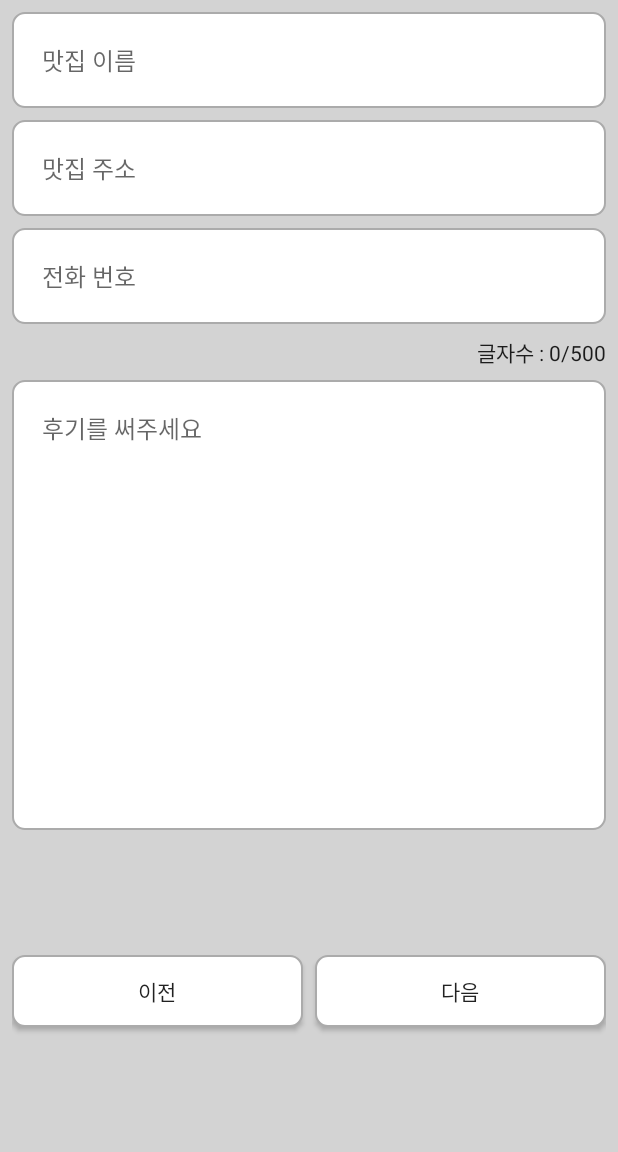
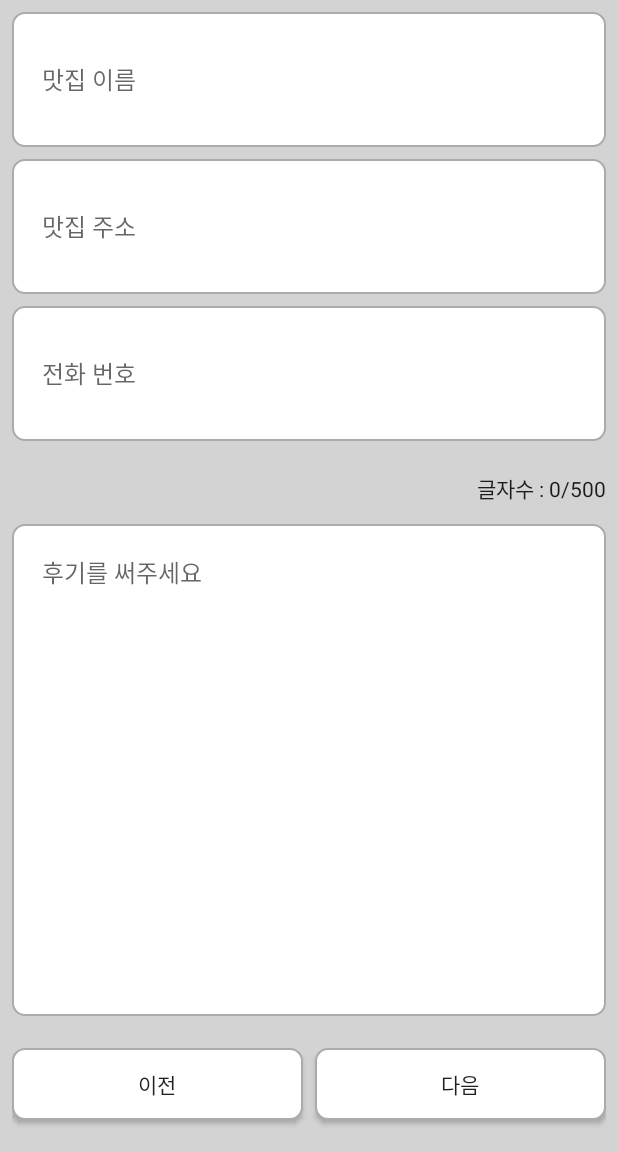
Before and after one commit to lunar999/boostcamp_3rdWeek, an Android app: the screen it shows after launch (MainActivity), on a phone screen of 412 x 824 dp, the part 84-1236 px from its top. Run offline under Robolectric (Android 15) with nearby library versions, the phone set to English and light mode, and no system bars; libraries missing offline, so code that uses them is left out: com.nispok.snackbar, io.realm; 3 statements that could not run were skipped.

Commit message:
Fix Bugs
- '이전', '다음' 버튼이 보이지 않는 문제 수정
- 권한 설정을 완료 했음에도 관한요청 메세지가 표시되는 문제 해결

```diff
--- a/RegistGoodPlace/app/build.gradle
+++ b/RegistGoodPlace/app/build.gradle
@@ -33,6 +33,8 @@ dependencies {
     compile 'com.android.support:support-v4:25.3.1'
     testCompile 'junit:junit:4.12'
 
+    compile 'com.nispok:snackbar:2.11.+'
+
 }
 
 apply plugin: 'realm-android'
--- a/RegistGoodPlace/app/src/main/java/com/study/tedkim/registgoodplace/MapFragment.java
+++ b/RegistGoodPlace/app/src/main/java/com/study/tedkim/registgoodplace/MapFragment.java
@@ -166,8 +166,7 @@ public class MapFragment extends Fragment implements OnMapReadyCallback,
         uiSettings.setMapToolbarEnabled(true);  // googleMap ToolBar 활성화
 
         // 3. MyLocation 버튼 활성화를 위한 self permission 체크
-        if (ActivityCompat.checkSelfPermission(getContext(), Manifest.permission.ACCESS_FINE_LOCATION) == PackageManager.PERMISSION_GRANTED &&
-                ActivityCompat.checkSelfPermission(getContext(), Manifest.permission.ACCESS_COARSE_LOCATION) == PackageManager.PERMISSION_GRANTED) {
+        if (ActivityCompat.checkSelfPermission(getContext(), Manifest.permission.ACCESS_FINE_LOCATION) == PackageManager.PERMISSION_GRANTED) {
 
             // permission 이 허용 상태이면 MyLocation 버튼을 활성화 한다
             mGoogleMap.setMyLocationEnabled(true);
--- a/RegistGoodPlace/app/src/main/res/layout/fragment_register.xml
+++ b/RegistGoodPlace/app/src/main/res/layout/fragment_register.xml
@@ -1,4 +1,4 @@
-<RelativeLayout xmlns:android="http://schemas.android.com/apk/res/android"
+<LinearLayout xmlns:android="http://schemas.android.com/apk/res/android"
     xmlns:tools="http://schemas.android.com/tools"
     android:layout_width="match_parent"
     android:layout_height="match_parent"
@@ -20,6 +20,7 @@
         android:hint="맛집 이름"
         android:inputType="textPersonName"
         android:padding="20dp"
+        android:layout_weight="1"
         android:textSize="@dimen/register_font_size" />
 
     <EditText
@@ -33,6 +34,7 @@
         android:hint="맛집 주소"
         android:inputType="textPostalAddress"
         android:padding="20dp"
+        android:layout_weight="1"
         android:textSize="@dimen/register_font_size" />
 
     <EditText
@@ -46,6 +48,7 @@
         android:hint="전화 번호"
         android:inputType="phone"
         android:padding="20dp"
+        android:layout_weight="1"
         android:textSize="@dimen/register_font_size" />
 
     <TextView
@@ -55,16 +58,18 @@
         android:layout_alignParentRight="true"
         android:layout_below="@+id/editText_shopPhone"
         android:layout_gravity="right"
-        android:layout_marginBottom="@dimen/register_layout_margin"
+        android:layout_weight="1"
+        android:gravity="center_vertical"
         android:text="글자수 : 0/500"
         android:textAppearance="@style/TextAppearance.AppCompat" />
 
     <EditText
         android:id="@+id/editText_contents"
         android:layout_width="match_parent"
-        android:layout_height="@dimen/edit_text_height"
+        android:layout_height="wrap_content"
         android:layout_below="@+id/textView_contentsLength"
         android:layout_marginBottom="@dimen/register_layout_margin"
+        android:layout_weight="10"
         android:background="@drawable/edit_text_shape"
         android:ems="10"
         android:gravity="top"
@@ -75,9 +80,10 @@
 
     <LinearLayout
         android:layout_width="match_parent"
-        android:layout_height="match_parent"
+        android:layout_height="wrap_content"
         android:layout_alignParentBottom="true"
         android:layout_below="@+id/editText_contents"
+        android:layout_weight="1"
         android:gravity="center_vertical"
         android:orientation="horizontal">
 
@@ -99,4 +105,4 @@
             android:text="다음" />
     </LinearLayout>
 
-</RelativeLayout>
+</LinearLayout>
--- a/RegistGoodPlace/app/src/main/res/values/strings.xml
+++ b/RegistGoodPlace/app/src/main/res/values/strings.xml
@@ -3,4 +3,5 @@
 
     <!-- TODO: Remove or change this placeholder text -->
     <string name="hello_blank_fragment">Hello blank fragment</string>
+    <string name="permission_message">반드시 권한 설정이 필요합니다</string>
 </resources>
```
Also changed, not shown: RegistGoodPlace/app/src/main/java/com/study/tedkim/registgoodplace/RegisterFragment.java (+28 -16 lines).
